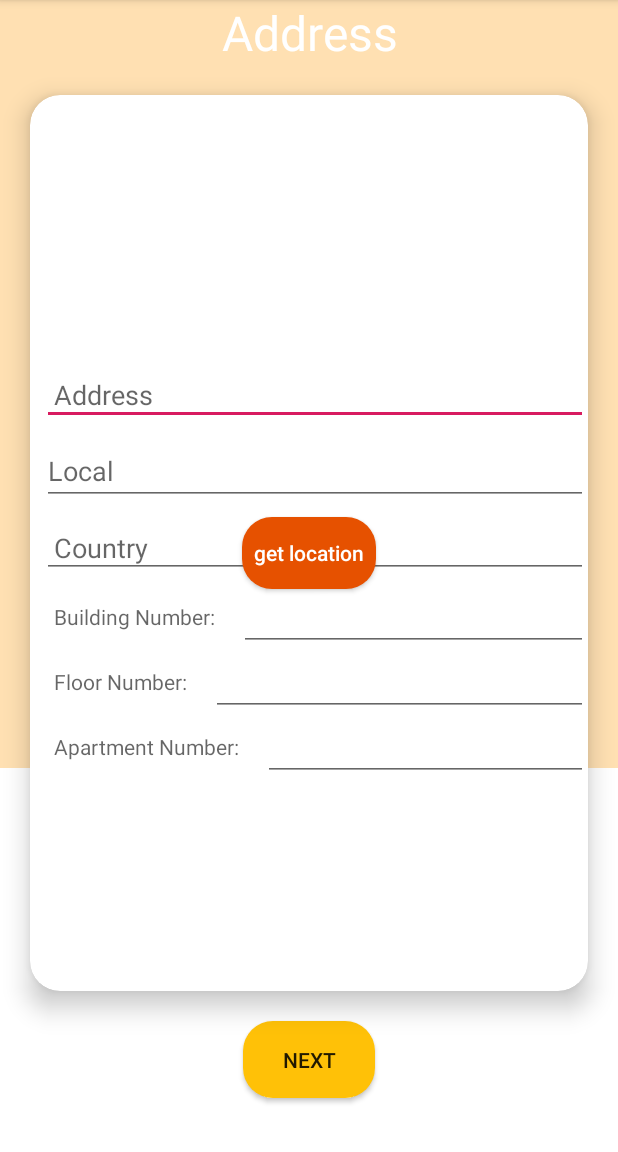
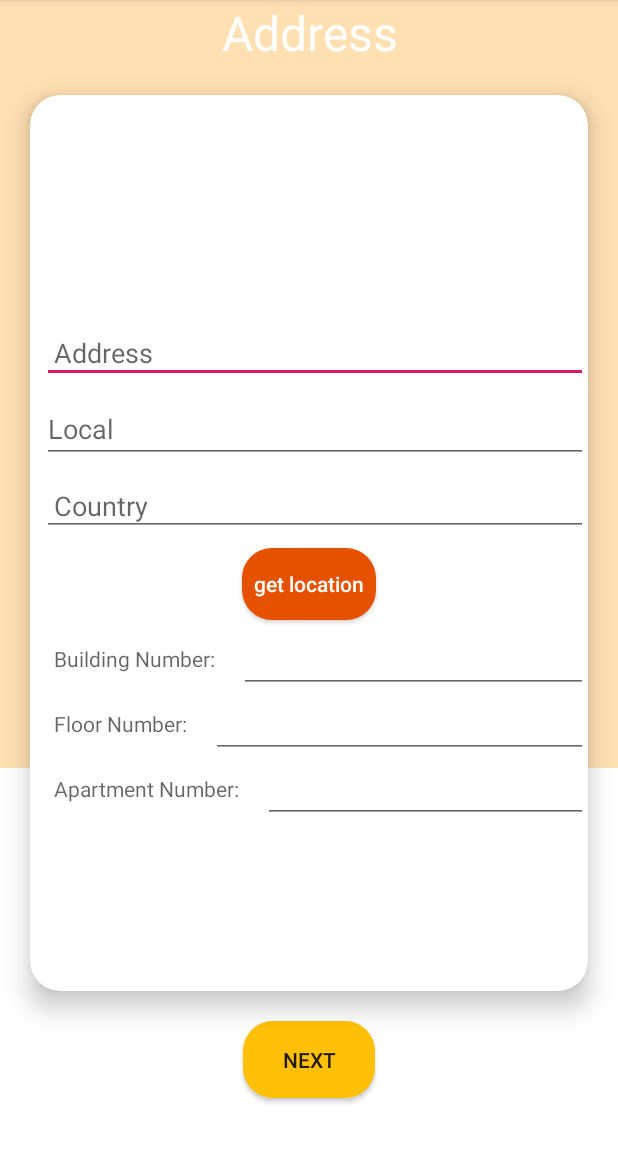
Before and after one commit to Omar4518/Pharma, an Android app: the AddressActivity screen opened directly, with no data from a screen before it, on a phone screen of 412 x 824 dp, the part 84-1236 px from its top. Run offline under Robolectric (Android 15) with nearby library versions, the phone set to English and light mode, and no system bars.

Commit message:
design address

```diff
--- a/app/src/main/java/com/example/pharma_user/PharmacyAcvtivity.java
+++ b/app/src/main/java/com/example/pharma_user/PharmacyAcvtivity.java
@@ -9,6 +9,6 @@ public class PharmacyAcvtivity extends AppCompatActivity {
     @Override
     protected void onCreate(Bundle savedInstanceState) {
         super.onCreate(savedInstanceState);
-        setContentView(R.layout.activity_pharmacy_acvtivity);
+        setContentView(R.layout.activity_pharmacy);
     }
 }
--- a/app/src/main/res/layout/activity_address.xml
+++ b/app/src/main/res/layout/activity_address.xml
@@ -75,6 +75,16 @@
                         android:scrollbars="vertical"
                         android:layout_marginTop="8dp"/>
 
+
+
+                    <EditText
+                        android:id="@+id/edit_text_local_user"
+                        android:layout_marginStart="8dp"
+                        android:layout_width="match_parent"
+                        android:layout_height="wrap_content"
+                        android:layout_marginTop="8dp"
+                        android:hint="@string/edit_text_local_user"
+                        android:layout_below="@id/edit_text_address_user"/>
                     <Button
                         android:id="@+id/button_location"
                         android:layout_width="wrap_content"
@@ -85,18 +95,9 @@
                         android:textAllCaps="false"
                         android:layout_marginTop="8dp"
                         android:padding="8dp"
-                        android:layout_below="@id/edit_text_local_user"
+                        android:layout_below="@id/edit_text_country"
                         android:layout_centerHorizontal="true"
                         android:background="@drawable/buttons"/>
-
-                    <EditText
-                        android:id="@+id/edit_text_local_user"
-                        android:layout_marginStart="8dp"
-                        android:layout_width="match_parent"
-                        android:layout_height="wrap_content"
-                        android:layout_marginTop="8dp"
-                        android:hint="@string/edit_text_local_user"
-                        android:layout_below="@id/edit_text_address_user"/>
 
                     <EditText
                         android:layout_marginStart="8dp"
@@ -120,7 +121,7 @@
                         android:hint="@string/text_view_build_no"
                         android:padding="8dp"
                         android:id="@+id/text_view_build_no"
-                        android:layout_below="@id/edit_text_country"/>
+                        android:layout_below="@id/button_location"/>
 
                     <EditText
                         android:inputType="number"
@@ -131,7 +132,7 @@
                         android:padding="8dp"
                         android:id="@+id/edit_text_build_no"
                         android:layout_toEndOf="@id/text_view_build_no"
-                        android:layout_below="@id/edit_text_country"/>
+                        android:layout_below="@id/button_location"/>
                     <TextView
                         android:layout_marginStart="8dp"
                         android:layout_width="wrap_content"
```
Also changed, not shown: app/src/main/res/layout/activity_pharmacy.xml (renamed from app/src/main/res/layout/activity_pharmacy_acvtivity.xml).
